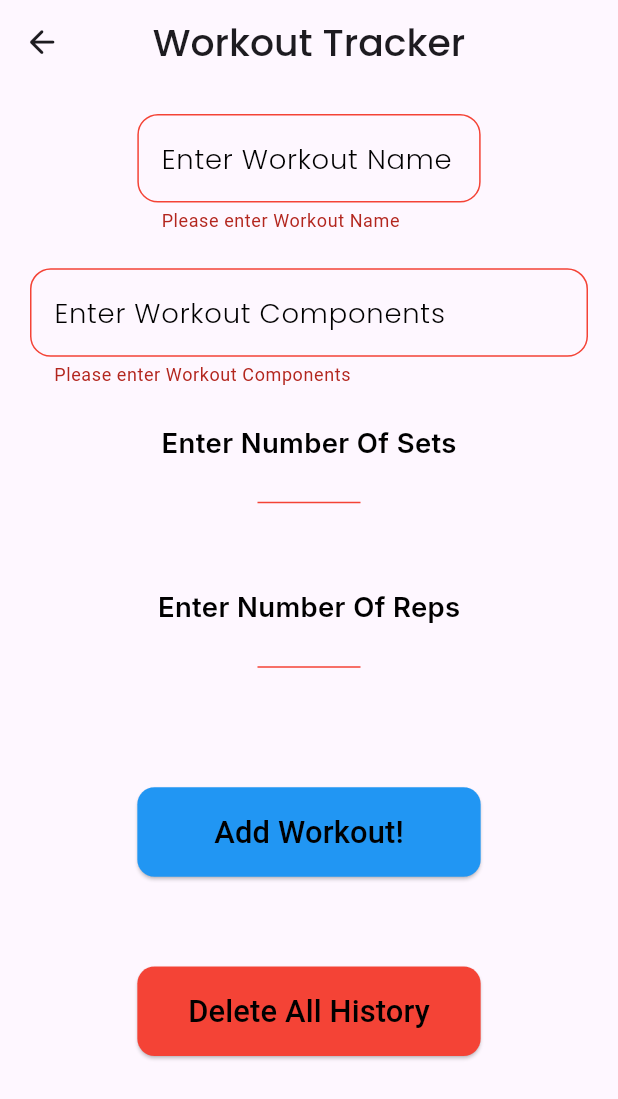
After one commit to HatemReda7/CodeAlpha_Fitness_Tracker_App, a Flutter app: the WorkoutScreen screen opened directly, after a tap on "Add Workout!", on a phone screen of 412 x 824 dp. The commit adds this screen. Shown: the top 1099 px of the screen. Run offline on Flutter 3.47's test engine with Material 3 defaults, Android fonts, the phone set to English and light mode, and no system bars; our stand-ins replace cloud_firestore, firebase_core, flutter_screenutil, google_fonts, shared_preferences; accounts and stored records are empty.

Commit message:
finished workout screen

```diff
--- a/lib/Layout/home_screen.dart
+++ b/lib/Layout/home_screen.dart
@@ -1,6 +1,7 @@
 import 'package:animations/animations.dart';
 import 'package:codealpha_fitness_tracker_app/Screens/Meal%20Tracker%20Screen/meal_tracker_screen.dart';
-import 'package:codealpha_fitness_tracker_app/Screens/steps_tracker_screen.dart';
+import 'package:codealpha_fitness_tracker_app/Screens/Step%20Tracking%20Screen/steps_tracker_screen.dart';
+import 'package:codealpha_fitness_tracker_app/Screens/Workout%20Screen/workout_screen.dart';
 import 'package:flutter/material.dart';
 import 'package:flutter_screenutil/flutter_screenutil.dart';
 import 'package:google_fonts/google_fonts.dart';
@@ -20,15 +21,19 @@ class HomeScreen extends StatelessWidget {
       appBar: AppBar(
         centerTitle: true,
         toolbarHeight: 60.h,
-        title: Text("Fitness Tracker",style: GoogleFonts.poppins(
-            fontSize: 22.sp, fontWeight: FontWeight.w500),),
+        title: Text(
+          "Fitness Tracker",
+          style:
+              GoogleFonts.poppins(fontSize: 22.sp, fontWeight: FontWeight.w500),
+        ),
       ),
       body: Padding(
         padding: const EdgeInsets.all(18.0),
         child: Column(
           crossAxisAlignment: CrossAxisAlignment.stretch,
           children: [
-            OpenContainer(closedBuilder: (context, action) => Container(
+            OpenContainer(
+              closedBuilder: (context, action) => Container(
                 decoration: BoxDecoration(
                   color: Colors.greenAccent,
                   borderRadius: BorderRadius.circular(16),
@@ -49,14 +54,17 @@ class HomeScreen extends StatelessWidget {
                     )
                   ],
                 ),
-            ), openBuilder: (context, action) => const StepsDetailsScreen(),),
+              ),
+              openBuilder: (context, action) => const StepsDetailsScreen(),
+            ),
             SizedBox(
               height: 30.h,
             ),
             Row(
               mainAxisAlignment: MainAxisAlignment.spaceBetween,
               children: [
-                OpenContainer(closedBuilder: (context, action) => Container(
+                OpenContainer(
+                    closedBuilder: (context, action) => Container(
                           height: 80.h,
                           width: 150.w,
                           alignment: Alignment.center,
@@ -68,7 +76,9 @@ class HomeScreen extends StatelessWidget {
                             style: GoogleFonts.poppins(
                                 fontSize: 20.sp, fontWeight: FontWeight.w500),
                           ),
-                ),openBuilder: (context, action) => const MealTrackerScreen()),
+                        ),
+                    openBuilder: (context, action) =>
+                        const MealTrackerScreen()),
                 Container(
                   height: 80.h,
                   width: 150.w,
@@ -106,7 +116,8 @@ class HomeScreen extends StatelessWidget {
             Row(
               mainAxisAlignment: MainAxisAlignment.spaceBetween,
               children: [
-                Container(
+                OpenContainer(
+                    closedBuilder: (context, action) => Container(
                           height: 80.h,
                           width: 150.w,
                           alignment: Alignment.center,
@@ -119,6 +130,7 @@ class HomeScreen extends StatelessWidget {
                                 fontSize: 20.sp, fontWeight: FontWeight.w500),
                           ),
                         ),
+                    openBuilder: (context, action) => WorkoutScreen()),
                 Container(
                   height: 80.h,
                   width: 150.w,
--- a/lib/Screens/steps_tracker_screen.dart
+++ b/lib/Screens/Step Tracking Screen/steps_tracker_screen.dart
@@ -2,7 +2,7 @@ import 'package:flutter/material.dart';
 import 'package:flutter_screenutil/flutter_screenutil.dart';
 import 'package:google_fonts/google_fonts.dart';
 import 'package:provider/provider.dart';
-import '../Provider/my_provider.dart';
+import '../../Provider/my_provider.dart';
 
 class StepsDetailsScreen extends StatefulWidget {
   const StepsDetailsScreen({super.key});
--- /dev/null
+++ b/lib/Screens/Workout Screen/workout_item.dart
@@ -0,0 +1,56 @@
+import 'package:codealpha_fitness_tracker_app/Shared/FireBase/firebase_functions.dart';
+import 'package:flutter/material.dart';
+import 'package:flutter_screenutil/flutter_screenutil.dart';
+import 'package:google_fonts/google_fonts.dart';
+import '../../models/workout_model.dart';
+
+class WorkoutItem extends StatelessWidget {
+  WorkoutModel workoutModel;
+  WorkoutItem({required this.workoutModel,super.key});
+
+
+
+  @override
+  Widget build(BuildContext context) {
+    return Container(
+      padding: EdgeInsets.all(16.r),
+      margin: EdgeInsets.all(16.r),
+      decoration: BoxDecoration(borderRadius: BorderRadius.circular(12.r),color: Colors.blueGrey),
+      child: Row(
+        children: [
+          Column(
+            crossAxisAlignment: CrossAxisAlignment.start,
+            children: [
+              Text(workoutModel.workoutName,style: GoogleFonts.poppins(
+                  fontSize: 18.sp, fontWeight: FontWeight.w700),),
+              SizedBox(height: 10.h,),
+              Text(workoutModel.workoutComponents,style: GoogleFonts.poppins(
+                  fontSize: 16.sp, fontWeight: FontWeight.w500),),
+              SizedBox(height: 10.h,),
+              Text("Number Of Sets:    ${workoutModel.numOfSets}",style: GoogleFonts.poppins(
+                  fontSize: 16.sp, fontWeight: FontWeight.w500),),
+              SizedBox(height: 10.h,),
+              Text(
+                "Number Of Reps:   ${workoutModel.numOfReps}",style: GoogleFonts.poppins(
+                  fontSize: 16.sp, fontWeight: FontWeight.w500),),
+              SizedBox(height: 10.h,),
+              Text(DateTime.fromMillisecondsSinceEpoch(workoutModel.date).toString().substring(0,16),style: GoogleFonts.poppins(
+                  fontSize: 14.sp, fontWeight: FontWeight.w400),),
+            ],
+          ),
+          const Spacer(),
+          Row(
+            children: [
+              // IconButton(onPressed: () {
+              //   FirebaseFunctions.deleteWorkout(workoutModel.id);
+              // }, icon: Icon(Icons.edit,size: 25.sp,)),
+              IconButton(onPressed: () {
+                FirebaseFunctions.deleteWorkout(workoutModel.id);
+              }, icon: Icon(Icons.delete,size: 30.sp,))
+            ],
+          )
+        ],
+      ),
+    );
+  }
+}
--- /dev/null
+++ b/lib/Screens/Workout Screen/workout_screen.dart
@@ -0,0 +1,260 @@
+import 'package:flutter/material.dart';
+import 'package:flutter_screenutil/flutter_screenutil.dart';
+import 'package:google_fonts/google_fonts.dart';
+import '../../Shared/FireBase/firebase_functions.dart';
+import '../../models/workout_model.dart';
+
+class WorkoutScreen extends StatefulWidget {
+  const WorkoutScreen({super.key});
+
+  @override
+  State<WorkoutScreen> createState() => _WorkoutScreenState();
+}
+
+class _WorkoutScreenState extends State<WorkoutScreen> {
+  var formKey = GlobalKey<FormState>();
+
+  TextEditingController workoutNameController = TextEditingController();
+
+  TextEditingController workoutComponentController = TextEditingController();
+
+  TextEditingController workoutNumOfSetsController = TextEditingController();
+
+  TextEditingController workoutNumOfRepsController = TextEditingController();
+
+  @override
+  Widget build(BuildContext context) {
+    return Scaffold(
+      appBar: AppBar(
+        title: Text(
+          "Workout Tracker",
+          style:
+              GoogleFonts.poppins(fontSize: 22.sp, fontWeight: FontWeight.w500),
+        ),
+        centerTitle: true,
+        leading: InkWell(
+            onTap: () {
+              Navigator.pop(context);
+            },
+            child: Icon(
+              Icons.arrow_back_rounded,
+              size: 22.sp,
+            )),
+      ),
+      body: Padding(
+        padding: const EdgeInsets.all(20.0),
+        child: Form(
+          key: formKey,
+          child: SingleChildScrollView(
+            child: Column(
+              crossAxisAlignment: CrossAxisAlignment.center,
+              children: [
+                TextFormField(
+                  validator: (value) {
+                    if (value == null || value.isEmpty) {
+                      return "Please enter Workout Name";
+                    }
+                    return null;
+                  },
+                  style: GoogleFonts.inter(
+                      color: Colors.black,
+                      fontWeight: FontWeight.w400,
+                      fontSize: 16.sp),
+                  controller: workoutNameController,
+                  decoration: InputDecoration(
+                    label: Text(
+                      "Enter Workout Name",
+                      textAlign: TextAlign.left,
+                      style: GoogleFonts.poppins(
+                          color: Colors.black,
+                          fontWeight: FontWeight.w300,
+                          fontSize: 16.sp),
+                    ),
+                    constraints: BoxConstraints(maxWidth: 200.w),
+                    enabledBorder: OutlineInputBorder(
+                      borderRadius: BorderRadius.circular(12.r),
+                    ),
+                    errorBorder: OutlineInputBorder(
+                      borderRadius: BorderRadius.circular(12.r),
+                      borderSide: const BorderSide(color: Colors.red),
+                    ),
+                    focusedBorder: OutlineInputBorder(
+                      borderRadius: BorderRadius.circular(12.r),
+                    ),
+                    hintStyle: GoogleFonts.inter(
+                        color: const Color(0xffA9A9A9).withOpacity(.61),
+                        fontWeight: FontWeight.w400,
+                        fontSize: 20.sp),
+                  ),
+                ),
+                SizedBox(
+                  height: 20.h,
+                ),
+                TextFormField(
+                  validator: (value) {
+                    if (value == null || value.isEmpty) {
+                      return "Please enter Workout Components";
+                    }
+                    return null;
+                  },
+                  minLines: 1,
+                  maxLines: 3,
+                  // 10
+                  style: GoogleFonts.inter(
+                      color: Colors.black,
+                      fontWeight: FontWeight.w400,
+                      fontSize: 16.sp),
+                  controller: workoutComponentController,
+                  decoration: InputDecoration(
+                    label: Text(
+                      "Enter Workout Components",
+                      textAlign: TextAlign.left,
+                      style: GoogleFonts.poppins(
+                          color: Colors.black,
+                          fontWeight: FontWeight.w300,
+                          fontSize: 16.sp),
+                    ),
+                    enabledBorder: OutlineInputBorder(
+                      borderRadius: BorderRadius.circular(12.r),
+                    ),
+                    errorBorder: OutlineInputBorder(
+                      borderRadius: BorderRadius.circular(12.r),
+                      borderSide: const BorderSide(color: Colors.red),
+                    ),
+                    focusedBorder: OutlineInputBorder(
+                      borderRadius: BorderRadius.circular(12.r),
+                    ),
+                    hintStyle: GoogleFonts.inter(
+                        color: const Color(0xffA9A9A9).withOpacity(.61),
+                        fontWeight: FontWeight.w400,
+                        fontSize: 20.sp),
+                  ),
+                ),
+                SizedBox(
+                  height: 20.h,
+                ),
+                Text(
+                  "Enter Number Of Sets",
+                  style: GoogleFonts.inter(
+                      color: Colors.black,
+                      fontWeight: FontWeight.w600,
+                      fontSize: 16.sp),
+                ),
+                SizedBox(
+                  height: 10.h,
+                ),
+                TextFormField(
+                  validator: (value) {
+                    if (value == null || value.isEmpty) {
+                      return "";
+                    }
+                    return null;
+                  },
+                  textAlign: TextAlign.center,
+                  keyboardType: TextInputType.number,
+                  style: GoogleFonts.inter(
+                      color: Colors.black,
+                      fontWeight: FontWeight.w400,
+                      fontSize: 14.sp),
+                  controller: workoutNumOfSetsController,
+                  decoration: InputDecoration(
+                    constraints:
+                        BoxConstraints(maxHeight: 30.h, maxWidth: 60.w),
+                    enabledBorder: const UnderlineInputBorder(
+                        borderSide: BorderSide(color: Colors.black)),
+                    errorBorder: const UnderlineInputBorder(
+                        borderSide: BorderSide(color: Colors.red)),
+                    focusedBorder: const UnderlineInputBorder(
+                        borderSide: BorderSide(color: Colors.black)),
+                    labelText: "",
+                  ),
+                ),
+                SizedBox(
+                  height: 30.h,
+                ),
+                Text(
+                  "Enter Number Of Reps",
+                  style: GoogleFonts.inter(
+                      color: Colors.black,
+                      fontWeight: FontWeight.w600,
+                      fontSize: 16.sp),
+                ),
+                SizedBox(
+                  height: 10.h,
+                ),
+                TextFormField(
+                  validator: (value) {
+                    if (value == null || value.isEmpty) {
+                      return "";
+                    }
+                    return null;
+                  },
+                  textAlign: TextAlign.center,
+                  keyboardType: TextInputType.number,
+                  style: GoogleFonts.inter(
+                      color: Colors.black,
+                      fontWeight: FontWeight.w400,
+                      fontSize: 14.sp),
+                  controller: workoutNumOfRepsController,
+                  decoration: InputDecoration(
+                    constraints:
+                        BoxConstraints(maxHeight: 30.h, maxWidth: 60.w),
+                    enabledBorder: const UnderlineInputBorder(
+                        borderSide: BorderSide(color: Colors.black)),
+                    errorBorder: const UnderlineInputBorder(
+                        borderSide: BorderSide(color: Colors.red)),
+                    focusedBorder: const UnderlineInputBorder(
+                        borderSide: BorderSide(color: Colors.black)),
+                  ),
+                ),
+                SizedBox(
+                  height: 50.h,
+                ),
+                ElevatedButton(
+                    onPressed: () {
+                      if (formKey.currentState!.validate()) {
+                        // var time= ;
+                        WorkoutModel workoutModel = WorkoutModel(
+                            workoutName: workoutNameController.text,
+                            workoutComponents: workoutComponentController.text,
+                            numOfSets: workoutNumOfSetsController.text,
+                            numOfReps: workoutNumOfRepsController.text,
+                            date: DateTime.now().millisecondsSinceEpoch);
+                        FirebaseFunctions.addWorkout(workoutModel);
+                      }
+                    },
+                    style: ButtonStyle(
+                        backgroundColor:
+                            const MaterialStatePropertyAll(Colors.blue),
+                        fixedSize: MaterialStatePropertyAll(Size(200.w, 50.h)),
+                        shape: MaterialStatePropertyAll(RoundedRectangleBorder(
+                            borderRadius: BorderRadius.circular(10.r)))),
+                    child: Text(
+                      "Add Workout!",
+                      style: TextStyle(fontSize: 18.sp, color: Colors.black),
+                    )),
+                SizedBox(
+                  height: 50.h,
+                ),
+                ElevatedButton(
+                    onPressed: () {
+                      FirebaseFunctions.deleteWorkoutHistory();
+                    },
+                    style: ButtonStyle(
+                        backgroundColor:
+                            const MaterialStatePropertyAll(Colors.red),
+                        fixedSize: MaterialStatePropertyAll(Size(200.w, 50.h)),
+                        shape: MaterialStatePropertyAll(RoundedRectangleBorder(
+                            borderRadius: BorderRadius.circular(10.r)))),
+                    child: Text(
+                      "Delete All History",
+                      style: TextStyle(fontSize: 18.sp, color: Colors.black),
+                    )),
+              ],
+            ),
+          ),
+        ),
+      ),
+    );
+  }
+}
--- a/lib/Shared/FireBase/firebase_functions.dart
+++ b/lib/Shared/FireBase/firebase_functions.dart
@@ -1,6 +1,8 @@
 
 import 'package:cloud_firestore/cloud_firestore.dart';
 import 'package:codealpha_fitness_tracker_app/models/meal_model.dart';
+
+import '../../models/workout_model.dart';
 
 class FirebaseFunctions {
 
@@ -44,6 +46,46 @@ class FirebaseFunctions {
     return getMealCollection().snapshots();
   }
 
+  static CollectionReference<WorkoutModel> getWorkoutCollection(){
+    return FirebaseFirestore.instance.collection("Workouts").withConverter<WorkoutModel>(
+      fromFirestore: (snapshot, _) {
+        return WorkoutModel.fromJson(snapshot.data()!);
+      },
+      toFirestore: (value, _) {
+        return value.toJson();
+      },);
+  }
+
+  static void addWorkout(workoutModel) {
+    var collection = getWorkoutCollection();
+    var docRef = collection.doc();
+    workoutModel.id = docRef.id;
+    docRef.set(workoutModel);
+  }
+
+  static void deleteWorkout(String id) {
+    getWorkoutCollection().doc(id).delete();
+  }
+
+  // static void editWorkout(WorkoutModel workout){
+  //   getWorkoutCollection().doc(workout.id).update(workout.toJson());
+  // }
+
+  static void deleteWorkoutHistory() async{
+    final instance = FirebaseFirestore.instance;
+    final batch = instance.batch();
+    var collection = instance.collection('Workouts');
+    var snapshots = await collection.get();
+    for (var doc in snapshots.docs) {
+      batch.delete(doc.reference);
+    }
+    await batch.commit();
+  }
+
+  static Stream<QuerySnapshot<WorkoutModel>> getWorkout() {
+    return getWorkoutCollection().snapshots();
+  }
+
   // static CollectionReference<> getQuizCollection(){
   //   return FirebaseFirestore.instance.collection("Quizzes").withConverter<>(
   //     fromFirestore: (snapshot, _) {
--- /dev/null
+++ b/lib/models/workout_model.dart
@@ -0,0 +1,36 @@
+class WorkoutModel {
+  String id;
+  String workoutName;
+  String workoutComponents;
+  String numOfSets;
+  String numOfReps;
+  int date;
+
+  WorkoutModel(
+      {this.id = "",
+        required this.workoutName,
+        required this.workoutComponents,
+        required this.numOfSets,
+        required this.numOfReps,
+        required this.date,});
+
+  WorkoutModel.fromJson(Map<String, dynamic> json) : this(
+    id: json["id"],
+    workoutName: json["workoutName"],
+    workoutComponents: json["workoutComponents"],
+    numOfSets: json["numOfSets"],
+    numOfReps: json["numOfReps"],
+    date: json["date"],
+  );
+
+  Map<String,dynamic> toJson(){
+    return {
+      "id": id,
+      "workoutName": workoutName,
+      "workoutComponents": workoutComponents,
+      "numOfSets": numOfSets,
+      "numOfReps": numOfReps,
+      "date": date,
+    };
+  }
+}
```
Lines whose indentation alone changed are shown as unchanged.
